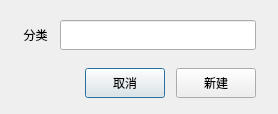
Qt form Qt/ERP/dialognewgoodstype.ui (superp2017/NTERP) before a commit.
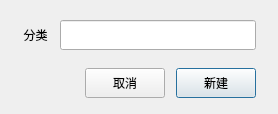
The same form after that commit.

```diff
--- a/Qt/ERP/dialognewgoodstype.ui
+++ b/Qt/ERP/dialognewgoodstype.ui
@@ -106,6 +106,9 @@
        <property name="text">
         <string>取消</string>
        </property>
+       <property name="autoDefault">
+        <bool>false</bool>
+       </property>
       </widget>
      </item>
      <item>
```
